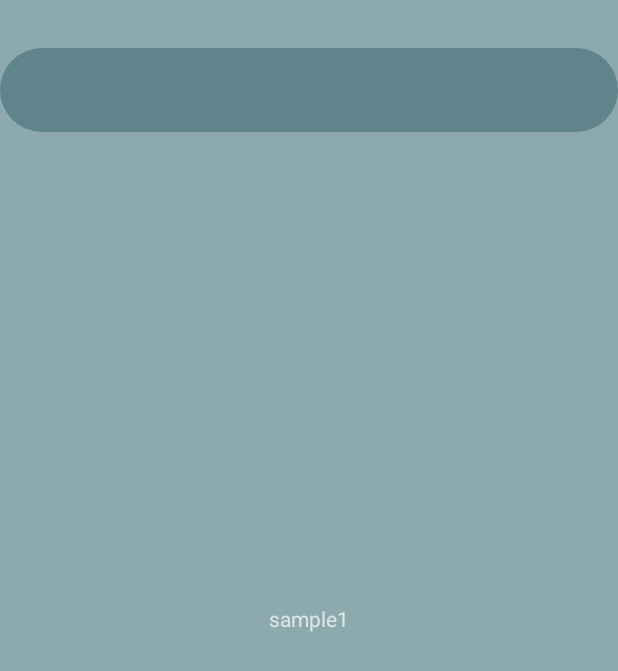
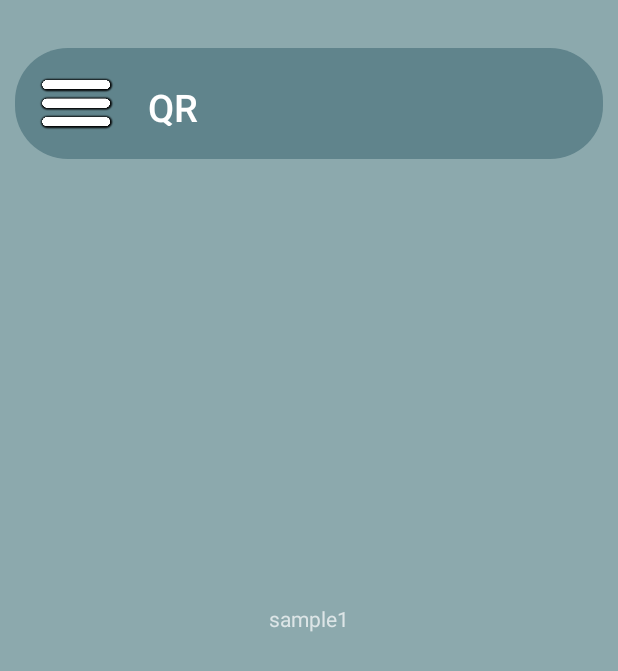
Before and after one commit to ongchangco/amuse, an Android app: the QrCodeResult screen opened directly, with no data from a screen before it, on a phone screen of 412 x 824 dp. Shown: the top 671 px of the screen. Run offline under Robolectric (Android 15) with nearby library versions, the phone set to English and light mode, and no system bars.

Commit message:
Added Menu and QR Buttons in NavBar

```diff
--- a/app/src/main/java/smart/museum/amuse/MainActivity.kt
+++ b/app/src/main/java/smart/museum/amuse/MainActivity.kt
@@ -10,7 +10,7 @@ class MainActivity : AppCompatActivity() {
     override fun onCreate(savedInstanceState: Bundle?) {
         super.onCreate(savedInstanceState)
         enableEdgeToEdge()
-        setContentView(R.layout.activity_dashboard)
+        setContentView(R.layout.activity_qr_code_result)
         ViewCompat.setOnApplyWindowInsetsListener(findViewById(R.id.main)) { v, insets ->
             val systemBars = insets.getInsets(WindowInsetsCompat.Type.systemBars())
             v.setPadding(systemBars.left, systemBars.top, systemBars.right, systemBars.bottom)
--- /dev/null
+++ b/app/src/main/res/drawable/rounded_corner.xml
@@ -0,0 +1,5 @@
+<?xml version="1.0" encoding="utf-8"?>
+<shape xmlns:android="http://schemas.android.com/apk/res/android">
+    <corners  android:radius="35dp"/>
+    <solid android:color="@color/Juniper"></solid>
+</shape>
--- a/app/src/main/res/layout/activity_qr_code_result.xml
+++ b/app/src/main/res/layout/activity_qr_code_result.xml
@@ -14,13 +14,31 @@
         android:id="@+id/navBar"
         android:layout_width="match_parent"
         android:layout_height="wrap_content"
-
         android:layout_marginTop="32dp"
-        android:background="@drawable/btn_rounded_corner"
+        android:background="@drawable/rounded_corner"
         app:layout_constraintEnd_toEndOf="parent"
         app:layout_constraintHorizontal_bias="0.0"
         app:layout_constraintStart_toStartOf="parent"
-        app:layout_constraintTop_toTopOf="parent" />
+        app:layout_constraintTop_toTopOf="parent"
+        android:padding="10dp"
+        android:layout_marginStart="10dp"
+        android:layout_marginEnd="10dp">
+        <Button
+            android:layout_width="50dp"
+            android:layout_height="35dp"
+            android:background="@drawable/menu_buttton"
+            android:layout_margin="2dp"/>
+        <Button
+            android:layout_width="75dp"
+            android:layout_height="50dp"
+            android:text="QR"
+            android:textSize="25sp"
+            android:layout_margin="2dp"
+            android:backgroundTint="@color/Transparent"
+            android:outlineAmbientShadowColor="@color/Transparent"
+            android:shadowColor="@color/Transparent"
+            android:outlineSpotShadowColor="@color/Transparent"/>
+    </Toolbar>
 
     <TextView
         android:id="@+id/Sample"
--- a/app/src/main/res/values/colors.xml
+++ b/app/src/main/res/values/colors.xml
@@ -2,6 +2,7 @@
 <resources>
     <color name="black">#FF000000</color>
     <color name="white">#FFFFFFFF</color>
+    <color name="Transparent">#00FFFFFF</color>
     <color name="GrayBlue">#8CA9AD</color>
     <color name="Patina">#5F888E</color>
     <color name="Juniper">#60848c</color>
```
Also changed, not shown: app/src/main/res/drawable/menu_buttton.png (added).
